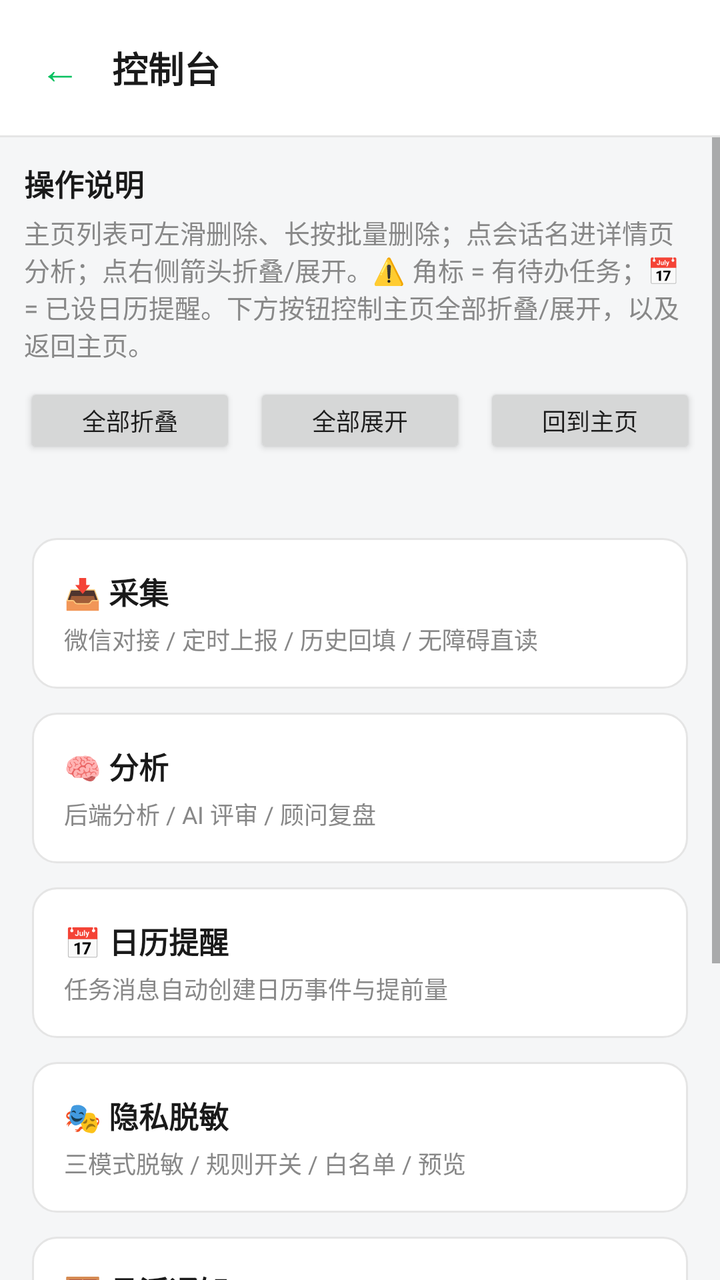
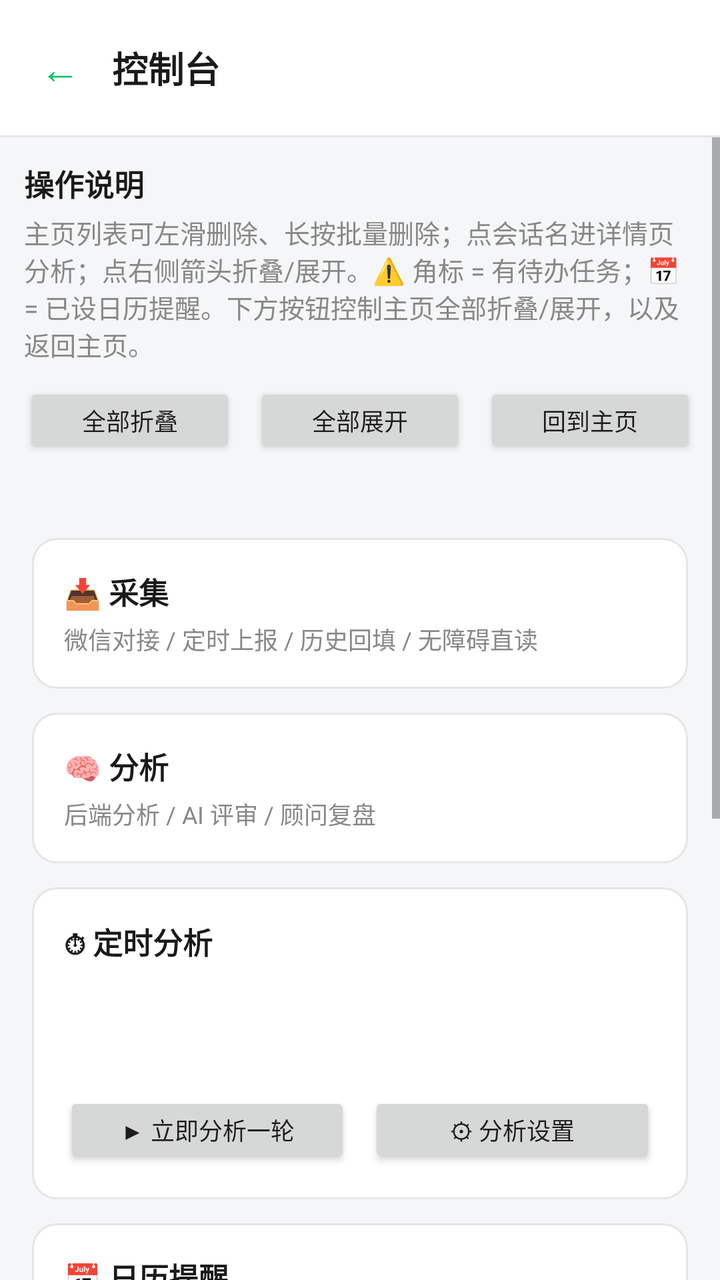

The first picture is an Android layout as it rendered before a commit; the second is the same layout after the commit. The layout source and the unified diff follow.
<!-- AndroidManifest.xml: application theme android:Theme.Material.Light.NoActionBar -->
<!-- res/layout/activity_console.xml -->
<?xml version="1.0" encoding="utf-8"?>
<LinearLayout xmlns:android="http://schemas.android.com/apk/res/android"
    android:layout_width="match_parent"
    android:layout_height="match_parent"
    android:background="@color/page_bg"
    android:orientation="vertical">

    
    <LinearLayout
        android:layout_width="match_parent"
        android:layout_height="wrap_content"
        android:background="@color/card_bg"
        android:gravity="center_vertical"
        android:orientation="horizontal"
        android:padding="12dp">

        <TextView
            android:id="@+id/btnBack"
            android:layout_width="wrap_content"
            android:layout_height="wrap_content"
            android:padding="8dp"
            android:text="@string/nav_back"
            android:textColor="@color/brand_green"
            android:textSize="20sp" />

        <TextView
            android:layout_width="wrap_content"
            android:layout_height="wrap_content"
            android:layout_marginStart="8dp"
            android:text="@string/console_title"
            android:textColor="@color/text_primary"
            android:textSize="18sp"
            android:textStyle="bold" />
    </LinearLayout>

    <View
        android:layout_width="match_parent"
        android:layout_height="1dp"
        android:background="@color/divider" />

    <ScrollView
        android:layout_width="match_parent"
        android:layout_height="0dp"
        android:layout_weight="1">

        
        <LinearLayout
            android:layout_width="match_parent"
            android:layout_height="wrap_content"
            android:orientation="vertical">

        
        <LinearLayout
            android:layout_width="match_parent"
            android:layout_height="wrap_content"
            android:orientation="vertical"
            android:padding="12dp">

            <TextView
                android:layout_width="match_parent"
                android:layout_height="wrap_content"
                android:text="@string/console_guide_title"
                android:textColor="@color/text_primary"
                android:textSize="15sp"
                android:textStyle="bold" />

            <TextView
                android:layout_width="match_parent"
                android:layout_height="wrap_content"
                android:layout_marginTop="4dp"
                android:text="@string/console_guide_body"
                android:textColor="@color/text_secondary"
                android:textSize="13sp" />

            <LinearLayout
                android:layout_width="match_parent"
                android:layout_height="wrap_content"
                android:layout_marginTop="10dp"
                android:orientation="horizontal">

                <Button
                    android:id="@+id/btnCollapseAll"
                    android:layout_width="0dp"
                    android:layout_height="wrap_content"
                    android:layout_marginEnd="6dp"
                    android:layout_weight="1"
                    android:minHeight="0dp"
                    android:text="@string/btn_collapse_all"
                    android:textSize="12sp" />

                <Button
                    android:id="@+id/btnExpandAll"
                    android:layout_width="0dp"
                    android:layout_height="wrap_content"
                    android:layout_marginEnd="6dp"
                    android:layout_marginStart="3dp"
                    android:layout_weight="1"
                    android:minHeight="0dp"
                    android:text="@string/btn_expand_all"
                    android:textSize="12sp" />

                <Button
                    android:id="@+id/btnGoHome"
                    android:layout_width="0dp"
                    android:layout_height="wrap_content"
                    android:layout_marginStart="3dp"
                    android:layout_weight="1"
                    android:minHeight="0dp"
                    android:text="@string/btn_go_home"
                    android:textSize="12sp" />

            </LinearLayout>
        </LinearLayout>

        <LinearLayout
            android:layout_width="match_parent"
            android:layout_height="wrap_content"
            android:orientation="vertical"
            android:padding="16dp">

            
            
            <LinearLayout
                android:id="@+id/cardCapture"
                android:layout_width="match_parent"
                android:layout_height="wrap_content"
                android:layout_marginTop="12dp"
                android:background="@drawable/bg_card"
                android:clickable="true"
                android:focusable="true"
                android:foreground="?android:attr/selectableItemBackground"
                android:orientation="vertical"
                android:padding="16dp">

                <TextView
                    android:layout_width="match_parent"
                    android:layout_height="wrap_content"
                    android:text="@string/console_entry_capture"
                    android:textColor="@color/text_primary"
                    android:textSize="15sp"
                    android:textStyle="bold" />

                <TextView
                    android:layout_width="match_parent"
                    android:layout_height="wrap_content"
                    android:layout_marginTop="4dp"
                    android:text="@string/console_entry_capture_desc"
                    android:textColor="@color/text_secondary"
                    android:textSize="12sp" />
            </LinearLayout>

            
            
            <LinearLayout
                android:id="@+id/cardAnalysis"
                android:layout_width="match_parent"
                android:layout_height="wrap_content"
                android:layout_marginTop="12dp"
                android:background="@drawable/bg_card"
                android:clickable="true"
                android:focusable="true"
                android:foreground="?android:attr/selectableItemBackground"
                android:orientation="vertical"
                android:padding="16dp">

                <TextView
                    android:layout_width="match_parent"
                    android:layout_height="wrap_content"
                    android:text="@string/console_entry_analysis"
                    android:textColor="@color/text_primary"
                    android:textSize="15sp"
                    android:textStyle="bold" />

                <TextView
                    android:layout_width="match_parent"
                    android:layout_height="wrap_content"
                    android:layout_marginTop="4dp"
                    android:text="@string/console_entry_analysis_desc"
                    android:textColor="@color/text_secondary"
                    android:textSize="12sp" />
            </LinearLayout>

            
            
            <LinearLayout
                android:id="@+id/cardReminder"
                android:layout_width="match_parent"
                android:layout_height="wrap_content"
                android:layout_marginTop="12dp"
                android:background="@drawable/bg_card"
                android:clickable="true"
                android:focusable="true"
                android:foreground="?android:attr/selectableItemBackground"
                android:orientation="vertical"
                android:padding="16dp">

                <TextView
                    android:layout_width="match_parent"
                    android:layout_height="wrap_content"
                    android:text="@string/console_entry_reminder"
                    android:textColor="@color/text_primary"
                    android:textSize="15sp"
                    android:textStyle="bold" />

                <TextView
                    android:layout_width="match_parent"
                    android:layout_height="wrap_content"
                    android:layout_marginTop="4dp"
                    android:text="@string/console_entry_reminder_desc"
                    android:textColor="@color/text_secondary"
                    android:textSize="12sp" />
            </LinearLayout>

            
            
            <LinearLayout
                android:id="@+id/cardPrivacy"
                android:layout_width="match_parent"
                android:layout_height="wrap_content"
                android:layout_marginTop="12dp"
                android:background="@drawable/bg_card"
                android:clickable="true"
                android:focusable="true"
                android:foreground="?android:attr/selectableItemBackground"
                android:orientation="vertical"
                android:padding="16dp">

                <TextView
                    android:layout_width="match_parent"
                    android:layout_height="wrap_content"
                    android:text="@string/console_entry_privacy"
                    android:textColor="@color/text_primary"
                    android:textSize="15sp"
                    android:textStyle="bold" />

                <TextView
                    android:layout_width="match_parent"
                    android:layout_height="wrap_content"
                    android:layout_marginTop="4dp"
                    android:text="@string/console_entry_privacy_desc"
                    android:textColor="@color/text_secondary"
                    android:textSize="12sp" />
            </LinearLayout>

            
            
            <LinearLayout
                android:id="@+id/cardOverlay"
                android:layout_width="match_parent"
                android:layout_height="wrap_content"
                android:layout_marginTop="12dp"
                android:background="@drawable/bg_card"
                android:clickable="true"
                android:focusable="true"
                android:foreground="?android:attr/selectableItemBackground"
                android:orientation="vertical"
                android:padding="16dp">

                <TextView
                    android:layout_width="match_parent"
                    android:layout_height="wrap_content"
                    android:text="@string/console_entry_overlay"
                    android:textColor="@color/text_primary"
                    android:textSize="15sp"
                    android:textStyle="bold" />

                <TextView
                    android:layout_width="match_parent"
                    android:layout_height="wrap_content"
                    android:layout_marginTop="4dp"
                    android:text="@string/console_entry_overlay_desc"
                    android:textColor="@color/text_secondary"
                    android:textSize="12sp" />
            </LinearLayout>

            
            <LinearLayout
                android:layout_width="match_parent"
                android:layout_height="wrap_content"
                android:layout_marginTop="12dp"
                android:background="@drawable/bg_card"
                android:orientation="vertical"
                android:padding="16dp">

                <TextView
                    android:id="@+id/tvKeepAliveSectionTitle"
                    android:layout_width="match_parent"
                    android:layout_height="wrap_content"
                    android:text="@string/keepalive_section_title"
                    android:textColor="@color/text_primary"
                    android:textSize="15sp"
                    android:textStyle="bold" />

                <TextView
                    android:id="@+id/tvKeepAliveStatus"
                    android:layout_width="match_parent"
                    android:layout_height="wrap_content"
                    android:layout_marginTop="8dp"
                    android:textColor="@color/text_secondary"
                    android:textSize="13sp" />

                <Button
                    android:id="@+id/btnBatteryWhitelist"
                    android:layout_width="match_parent"
                    android:layout_height="46dp"
                    android:layout_marginTop="12dp"
                    android:background="@drawable/btn_secondary"
                    android:minHeight="0dp"
                    android:text="@string/btn_battery_whitelist"
                    android:textColor="@color/text_primary"
                    android:textSize="13sp" />
            </LinearLayout>
        </LinearLayout>

        </LinearLayout>
    </ScrollView>

</LinearLayout>
<!-- resources referenced by this layout -->
<resources>
  <color name="brand_green">#07C160</color>
  <color name="card_bg">#FFFFFF</color>
  <color name="divider">#E5E5E5</color>
  <color name="page_bg">#F5F6F7</color>
  <color name="text_primary">#1A1A1A</color>
  <color name="text_secondary">#888888</color>
  <!-- drawable bg_card (drawable) -->
  <?xml version="1.0" encoding="utf-8"?>
  <shape xmlns:android="http://schemas.android.com/apk/res/android"
      android:shape="rectangle">
      <solid android:color="@color/card_bg" />
      <corners android:radius="12dp" />
      <stroke android:width="1dp" android:color="@color/divider" />
  </shape>
  <!-- drawable btn_secondary (drawable) -->
  <?xml version="1.0" encoding="utf-8"?>
  <selector xmlns:android="http://schemas.android.com/apk/res/android">
      <item android:state_enabled="false">
          <shape android:shape="rectangle">
              <solid android:color="@color/page_bg" />
              <corners android:radius="8dp" />
              <stroke android:width="1dp" android:color="@color/divider" />
          </shape>
      </item>
      <item android:state_pressed="true">
          <shape android:shape="rectangle">
              <solid android:color="#FFEDEDED" />
              <corners android:radius="8dp" />
              <stroke android:width="1dp" android:color="@color/divider" />
          </shape>
      </item>
      <item>
          <shape android:shape="rectangle">
              <solid android:color="@color/card_bg" />
              <corners android:radius="8dp" />
              <stroke android:width="1dp" android:color="@color/divider" />
          </shape>
      </item>
  </selector>
  <string name="btn_battery_whitelist">加入电池优化白名单</string>
  <string name="btn_collapse_all">全部折叠</string>
  <string name="btn_expand_all">全部展开</string>
  <string name="btn_go_home">回到主页</string>
  <string name="console_entry_analysis">🧠 分析</string>
  <string name="console_entry_analysis_desc">后端分析 / AI 评审 / 顾问复盘</string>
  <string name="console_entry_capture">📥 采集</string>
  <string name="console_entry_capture_desc">微信对接 / 定时上报 / 历史回填 / 无障碍直读</string>
  <string name="console_entry_overlay">🪟 悬浮通知</string>
  <string name="console_entry_overlay_desc">悬浮卡片 / 悬浮球 / 悬浮窗权限</string>
  <string name="console_entry_privacy">🎭 隐私脱敏</string>
  <string name="console_entry_privacy_desc">三模式脱敏 / 规则开关 / 白名单 / 预览</string>
  <string name="console_entry_reminder">📅 日历提醒</string>
  <string name="console_entry_reminder_desc">任务消息自动创建日历事件与提前量</string>
  <string name="console_guide_body">主页列表可左滑删除、长按批量删除；点会话名进详情页分析；点右侧箭头折叠/展开。⚠️ 角标 = 有待办任务；📅 = 已设日历提醒。下方按钮控制主页全部折叠/展开，以及返回主页。</string>
  <string name="console_guide_title">操作说明</string>
  <string name="console_title">控制台</string>
  <string name="keepalive_section_title">🛡 保活状态</string>
  <string name="nav_back">←</string>
</resources>

<!-- the commit's change to res/layout/activity_console.xml (unified diff, before → after) -->
@@ -181,6 +181,82 @@
             </LinearLayout>
 
             
+            <LinearLayout
+                android:layout_width="match_parent"
+                android:layout_height="wrap_content"
+                android:layout_marginTop="12dp"
+                android:background="@drawable/bg_card"
+                android:orientation="vertical"
+                android:padding="16dp">
+
+                <TextView
+                    android:layout_width="match_parent"
+                    android:layout_height="wrap_content"
+                    android:text="@string/console_schedule_title"
+                    android:textColor="@color/text_primary"
+                    android:textSize="15sp"
+                    android:textStyle="bold" />
+
+                <TextView
+                    android:id="@+id/tvScheduleGlobal"
+                    android:layout_width="match_parent"
+                    android:layout_height="wrap_content"
+                    android:layout_marginTop="8dp"
+                    android:textColor="@color/text_secondary"
+                    android:textSize="13sp" />
+
+                <TextView
+                    android:id="@+id/tvScheduleWarn"
+                    android:layout_width="match_parent"
+                    android:layout_height="wrap_content"
+                    android:layout_marginTop="6dp"
+                    android:textColor="@color/accent_orange"
+                    android:textSize="12sp"
+                    android:visibility="gone" />
+
+                <LinearLayout
+                    android:id="@+id/llScheduleConvs"
+                    android:layout_width="match_parent"
+                    android:layout_height="wrap_content"
+                    android:layout_marginTop="6dp"
+                    android:orientation="vertical" />
+
+                <TextView
+                    android:id="@+id/tvScheduleTags"
+                    android:layout_width="match_parent"
+                    android:layout_height="wrap_content"
+                    android:layout_marginTop="6dp"
+                    android:textColor="@color/text_secondary"
+                    android:textSize="12sp" />
+
+                <LinearLayout
+                    android:layout_width="match_parent"
+                    android:layout_height="wrap_content"
+                    android:layout_marginTop="10dp"
+                    android:orientation="horizontal">
+
+                    <Button
+                        android:id="@+id/btnAnalyzeNow"
+                        android:layout_width="0dp"
+                        android:layout_height="wrap_content"
+                        android:layout_marginEnd="6dp"
+                        android:layout_weight="1"
+                        android:minHeight="0dp"
+                        android:text="@string/console_schedule_run_now"
+                        android:textSize="12sp" />
+
+                    <Button
+                        android:id="@+id/btnScheduleSettings"
+                        android:layout_width="0dp"
+                        android:layout_height="wrap_content"
+                        android:layout_marginStart="3dp"
+                        android:layout_weight="1"
+                        android:minHeight="0dp"
+                        android:text="@string/console_schedule_settings"
+                        android:textSize="12sp" />
+                </LinearLayout>
+            </LinearLayout>
+            
             
             <LinearLayout
                 android:id="@+id/cardReminder"
<!-- resource entries referenced after the edit -->
@@ -1,5 +1,6 @@
 <!-- resources referenced by this layout -->
 <resources>
+  <color name="accent_orange">#FF8F1F</color>
   <color name="brand_green">#07C160</color>
   <color name="card_bg">#FFFFFF</color>
   <color name="divider">#E5E5E5</color>
@@ -55,6 +56,9 @@
   <string name="console_entry_reminder_desc">任务消息自动创建日历事件与提前量</string>
   <string name="console_guide_body">主页列表可左滑删除、长按批量删除；点会话名进详情页分析；点右侧箭头折叠/展开。⚠️ 角标 = 有待办任务；📅 = 已设日历提醒。下方按钮控制主页全部折叠/展开，以及返回主页。</string>
   <string name="console_guide_title">操作说明</string>
+  <string name="console_schedule_run_now">▶ 立即分析一轮</string>
+  <string name="console_schedule_settings">⚙ 分析设置</string>
+  <string name="console_schedule_title">⏱ 定时分析</string>
   <string name="console_title">控制台</string>
   <string name="keepalive_section_title">🛡 保活状态</string>
   <string name="nav_back">←</string>
